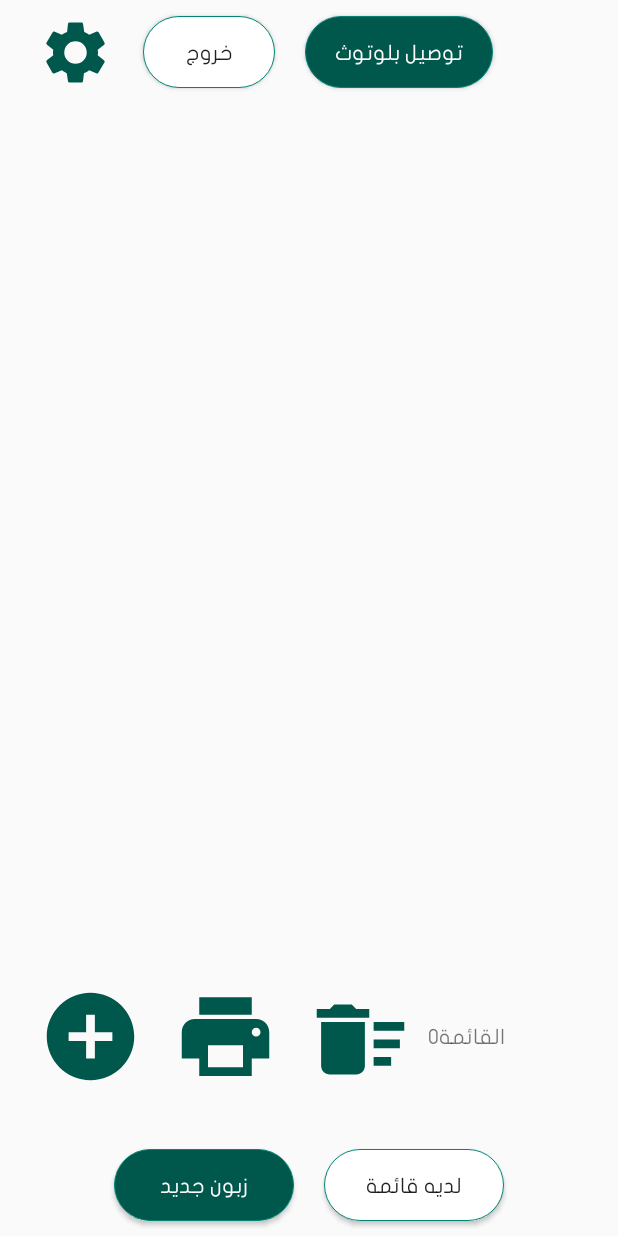
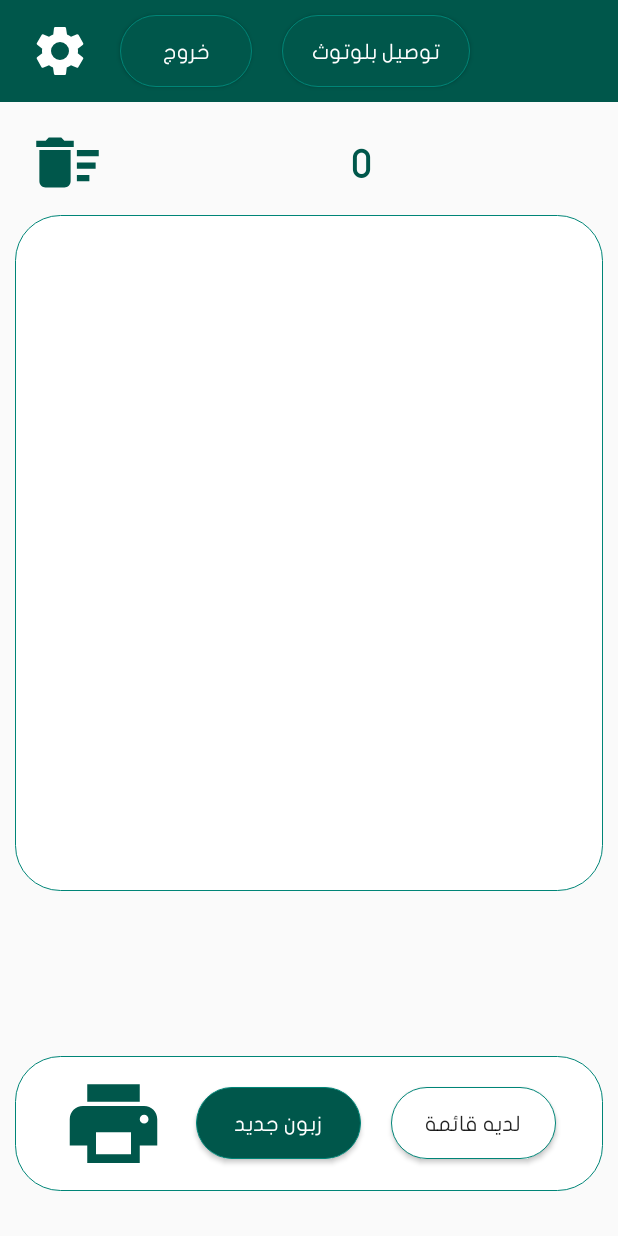
Before and after one commit to FatimaAli-k/SellApp, an Android app: the Main_Activity screen opened directly, with no data from a screen before it, on a phone screen of 412 x 824 dp. Run offline under Robolectric (Android 15) with nearby library versions, the phone set to English and light mode, and no system bars; our stand-ins replace Volley; 1 statement that could not run was skipped.

Commit message:
view chenged

```diff
--- a/app/src/main/AndroidManifest.xml
+++ b/app/src/main/AndroidManifest.xml
@@ -18,9 +18,9 @@
     <application
         android:name=".volley.AppController"
         android:allowBackup="true"
-        android:icon="@mipmap/ic_launcher"
-        android:label="@string/app_name"
-        android:roundIcon="@mipmap/ic_launcher_round"
+        android:icon="@drawable/icon"
+        android:label="@string/AppName2"
+        android:roundIcon="@drawable/icon"
         android:supportsRtl="true"
         android:theme="@style/AppTheme"
         android:usesCleartextTraffic="true">
--- a/app/src/main/java/turathalanbiaa/app/myapplication/blutooth/Main_Activity.java
+++ b/app/src/main/java/turathalanbiaa/app/myapplication/blutooth/Main_Activity.java
@@ -278,7 +278,7 @@
         if(session.isLoggedIn()) {
             String name = session.getshared("name");
             Toast.makeText(getApplicationContext(),
-                    "Signed in as : " + name,
+                    "اهلا بك : " + name,
                     Toast.LENGTH_LONG).show();
             session.createBarcode("");
         }
@@ -302,7 +302,7 @@
 
 
                 clearItemData();
-
+setAddVisibile();
 
             }
         });
@@ -520,7 +520,7 @@
             }
         }
 
-
+        setAddVisibile();
 
     }
 
@@ -531,6 +531,8 @@
         sellMenuId="";
         session.createBarcode("");
         adapter.notifyDataSetChanged();
+        setAddVisibile();
+
     }
 
     private boolean haveNetworkConnection() {
@@ -724,6 +726,8 @@
         };
 
         VolleySingleton.getInstance(this).addToRequestQueue(stringRequest);
+        setAddVisibile();
+
     }
 
 
@@ -793,6 +797,8 @@
 
         // Adding request to request queue
         AppController.getInstance().addToRequestQueue(req);
+        setAddVisibile();
+
     }
 
 //as soon as item is added
@@ -873,6 +879,7 @@
 
         // Adding request to request queue
         AppController.getInstance().addToRequestQueue(req);
+        setAddVisibile();
 
     }
 
@@ -934,6 +941,7 @@
 //                        menuItems.get(position).getF2(), Toast.LENGTH_SHORT).show();
 //            }
 //        }
+        setAddVisibile();
 
     }
 
@@ -948,6 +956,8 @@
             if(bool){
 
                 deleteSellMenuItem(menuItems.get(viewHolder.getAdapterPosition()).getId());
+                setAddVisibile();
+
             }
 
 
@@ -964,9 +974,21 @@
                 adapter.restoreItem(deletedItem, deletedIndex);
                 deleted=false;
             }
-
-        }
-    }
+            setAddVisibile();
+
+        }
+    }
+
+    private void setAddVisibile() {
+        if(menuIdTextView.getText().toString().equals("0"))
+        {
+            additem.setVisibility(View.INVISIBLE);
+        }else
+        {
+            additem.setVisibility(View.VISIBLE);
+        }
+    }
+
     //
     String barcode;
     String itemCode;
@@ -1001,6 +1023,7 @@
             }
         }
 
+        setAddVisibile();
 
 
         if (mService != null) {
@@ -1307,6 +1330,8 @@
                 e.printStackTrace();
             }
         }
+        setAddVisibile();
+
     }
 
     /*
@@ -1320,6 +1345,8 @@
             return;
         }
         mService.write(data);
+        setAddVisibile();
+
     }
 
     /****************************************************************************************************/
--- a/app/src/main/res/drawable/ic_settings_black_24dp.xml
+++ b/app/src/main/res/drawable/ic_settings_black_24dp.xml
@@ -1,5 +1,5 @@
-<vector android:height="24dp" android:tint="#00574B"
+<vector android:height="24dp" android:tint="#ffff"
     android:viewportHeight="24" android:viewportWidth="24"
     android:width="24dp" xmlns:android="http://schemas.android.com/apk/res/android">
-    <path android:fillColor="#FF000000" android:pathData="M19.1,12.9a2.8,2.8 0,0 0,0.1 -0.9,2.8 2.8,0 0,0 -0.1,-0.9l2.1,-1.6a0.7,0.7 0,0 0,0.1 -0.6L19.4,5.5a0.7,0.7 0,0 0,-0.6 -0.2l-2.4,1a6.5,6.5 0,0 0,-1.6 -0.9l-0.4,-2.6a0.5,0.5 0,0 0,-0.5 -0.4H10.1a0.5,0.5 0,0 0,-0.5 0.4L9.3,5.4a5.6,5.6 0,0 0,-1.7 0.9l-2.4,-1a0.4,0.4 0,0 0,-0.5 0.2l-2,3.4c-0.1,0.2 0,0.4 0.2,0.6l2,1.6a2.8,2.8 0,0 0,-0.1 0.9,2.8 2.8,0 0,0 0.1,0.9L2.8,14.5a0.7,0.7 0,0 0,-0.1 0.6l1.9,3.4a0.7,0.7 0,0 0,0.6 0.2l2.4,-1a6.5,6.5 0,0 0,1.6 0.9l0.4,2.6a0.5,0.5 0,0 0,0.5 0.4h3.8a0.5,0.5 0,0 0,0.5 -0.4l0.3,-2.6a5.6,5.6 0,0 0,1.7 -0.9l2.4,1a0.4,0.4 0,0 0,0.5 -0.2l2,-3.4c0.1,-0.2 0,-0.4 -0.2,-0.6ZM12,15.6A3.6,3.6 0,1 1,15.6 12,3.6 3.6,0 0,1 12,15.6Z"/>
+    <path android:fillColor="#ffff" android:pathData="M19.1,12.9a2.8,2.8 0,0 0,0.1 -0.9,2.8 2.8,0 0,0 -0.1,-0.9l2.1,-1.6a0.7,0.7 0,0 0,0.1 -0.6L19.4,5.5a0.7,0.7 0,0 0,-0.6 -0.2l-2.4,1a6.5,6.5 0,0 0,-1.6 -0.9l-0.4,-2.6a0.5,0.5 0,0 0,-0.5 -0.4H10.1a0.5,0.5 0,0 0,-0.5 0.4L9.3,5.4a5.6,5.6 0,0 0,-1.7 0.9l-2.4,-1a0.4,0.4 0,0 0,-0.5 0.2l-2,3.4c-0.1,0.2 0,0.4 0.2,0.6l2,1.6a2.8,2.8 0,0 0,-0.1 0.9,2.8 2.8,0 0,0 0.1,0.9L2.8,14.5a0.7,0.7 0,0 0,-0.1 0.6l1.9,3.4a0.7,0.7 0,0 0,0.6 0.2l2.4,-1a6.5,6.5 0,0 0,1.6 0.9l0.4,2.6a0.5,0.5 0,0 0,0.5 0.4h3.8a0.5,0.5 0,0 0,0.5 -0.4l0.3,-2.6a5.6,5.6 0,0 0,1.7 -0.9l2.4,1a0.4,0.4 0,0 0,0.5 -0.2l2,-3.4c0.1,-0.2 0,-0.4 -0.2,-0.6ZM12,15.6A3.6,3.6 0,1 1,15.6 12,3.6 3.6,0 0,1 12,15.6Z"/>
 </vector>
--- a/app/src/main/res/layout/main_activity.xml
+++ b/app/src/main/res/layout/main_activity.xml
@@ -5,18 +5,21 @@
     android:layout_width="match_parent"
     android:layout_height="match_parent"
     android:layout_gravity="center"
-    android:paddingStart="15dp"
-    android:paddingEnd="15dp"
+
+
 
     android:orientation="vertical">
     <LinearLayout
         android:layout_width="match_parent"
         android:layout_height="wrap_content"
+        android:paddingStart="10dp"
+        android:paddingEnd="10dp"
+        android:background="@color/colorPrimaryDark"
         android:orientation="horizontal">
         <Button
             android:id="@+id/btn_sitting"
-            android:layout_width="50dp"
-            android:layout_height="50dp"
+            android:layout_width="40dp"
+            android:layout_height="40dp"
             android:layout_margin="10dp"
             android:background="@drawable/ic_settings_black_24dp"
             android:fontFamily="@font/myfont"
@@ -27,7 +30,8 @@
             android:layout_width="wrap_content"
             android:layout_height="wrap_content"
             android:layout_margin="10dp"
-            android:background="@drawable/button_style"
+            android:textColor="#ffff"
+            android:background="@drawable/back_gradient"
             android:fontFamily="@font/myfont"
             android:text="خروج" />
         <Button
@@ -50,9 +54,52 @@
         android:layout_width="match_parent"
         android:layout_height="wrap_content"
 
-        android:orientation="vertical">
+        android:orientation="horizontal">
 
 
+
+        <LinearLayout
+            android:layout_width="match_parent"
+            android:layout_height="match_parent"
+android:layout_marginTop="15dp"
+            android:paddingStart="10dp"
+            android:paddingEnd="10dp"
+            android:orientation="horizontal">
+            <Button
+                android:id="@+id/button_clear"
+                android:layout_width="50dp"
+                android:layout_height="50dp"
+                android:layout_marginEnd="10dp"
+                android:layout_marginStart="10dp"
+
+                android:background="@drawable/ic_delete_sweep_black_24dp"
+                android:fontFamily="@font/myfont"
+                />
+            <TextView
+                android:id="@+id/textView_sellMenuId"
+                android:layout_width="match_parent"
+                android:layout_height="wrap_content"
+                android:fontFamily="@font/myfont"
+                android:textStyle="bold"
+                android:textSize="26sp"
+                android:textColor="@color/colorPrimaryDark"
+                android:layout_gravity="center"
+                android:text="0"
+                android:gravity="center" />
+            <TextView
+                android:id="@+id/textView2"
+                android:layout_width="match_parent"
+                android:layout_height="wrap_content"
+                android:layout_gravity="center"
+                android:textStyle="bold"
+                android:visibility="gone"
+                android:fontFamily="@font/myfont"
+                android:gravity="center"
+                android:text="رقم" />
+
+
+
+        </LinearLayout>
 
 
 
@@ -70,6 +117,8 @@
 
         <androidx.core.widget.NestedScrollView
             android:layout_width="match_parent"
+            android:paddingStart="10dp"
+            android:paddingEnd="10dp"
             android:layout_height="match_parent"
             android:fillViewport="true"
 
@@ -78,6 +127,9 @@
             <androidx.recyclerview.widget.RecyclerView
                 android:id="@+id/items_recycler_view"
                 android:layout_width="match_parent"
+                android:padding="20dp"
+android:layout_marginTop="10dp"
+                android:background="@drawable/button_style"
                 android:layout_height="wrap_content" />
         </androidx.core.widget.NestedScrollView>
 
@@ -87,10 +139,15 @@
     <LinearLayout
         android:layout_width="match_parent"
         android:layout_height="wrap_content"
+        android:paddingStart="10dp"
+        android:paddingEnd="10dp"
         android:orientation="vertical">
         <LinearLayout
             android:layout_width="match_parent"
-            android:layout_marginTop="20dp"
+
+            android:padding="10dp"
+            android:gravity="center"
+
             android:layout_height="match_parent"
             android:orientation="horizontal">
             <Button
@@ -98,13 +155,27 @@
                 android:layout_width="70dp"
                 android:layout_height="70dp"
                 android:layout_gravity="center"
-                android:layout_marginEnd="10dp"
-                android:layout_marginStart="10dp"
+                android:layout_marginEnd="20dp"
+                android:layout_marginStart="20dp"
                 android:fontFamily="@font/myfont"
                 android:background="@drawable/ic_add_circle_black_24dp"
                 >
 
             </Button>
+
+
+        </LinearLayout>
+
+
+        <LinearLayout
+            android:layout_width="match_parent"
+            android:layout_height="wrap_content"
+            android:layout_marginTop="20dp"
+            android:padding="10dp"
+            android:layout_marginBottom="30dp"
+            android:background="@drawable/button_style"
+            android:gravity="center"
+            android:orientation="horizontal">
             <Button
                 android:id="@+id/Send_Button"
                 android:layout_width="70dp"
@@ -120,52 +191,6 @@
                 android:textSize="17sp">
 
             </Button>
-            <Button
-                android:id="@+id/button_clear"
-                android:layout_width="70dp"
-                android:layout_height="70dp"
-                android:layout_marginEnd="10dp"
-                android:layout_marginStart="10dp"
-
-                android:background="@drawable/ic_delete_sweep_black_24dp"
-                android:fontFamily="@font/myfont"
-                />
-
-            <LinearLayout
-                android:layout_width="wrap_content"
-                android:layout_height="match_parent"
-
-                android:orientation="horizontal">
-                <TextView
-                    android:id="@+id/textView_sellMenuId"
-                    android:layout_width="wrap_content"
-                    android:layout_height="wrap_content"
-                    android:fontFamily="@font/myfont"
-                    android:layout_gravity="center"
-                    android:text="0"
-                    android:gravity="center" />
-                <TextView
-                    android:id="@+id/textView2"
-                    android:layout_width="match_parent"
-                    android:layout_height="wrap_content"
-                    android:layout_gravity="center"
-                    android:fontFamily="@font/myfont"
-                    android:gravity="center"
-                    android:text="القائمة" />
-
-
-            </LinearLayout>
-
-
-        </LinearLayout>
-
-
-        <LinearLayout
-            android:layout_width="match_parent"
-            android:layout_height="wrap_content"
-            android:layout_marginTop="30dp"
-            android:gravity="center"
-            android:orientation="horizontal">
 
 
             <Button
@@ -173,7 +198,7 @@
 
                 android:layout_height="wrap_content"
                 android:layout_margin="10dp"
-                android:layout_width="120dp"
+                android:layout_width="110dp"
                 android:textColor="#ffff"
                 android:fontFamily="@font/myfont"
                 android:background="@drawable/back_gradient"
@@ -183,7 +208,7 @@
 
             <Button
                 android:id="@+id/button_oldCustomer"
-                android:layout_width="120dp"
+                android:layout_width="110dp"
                 android:layout_height="wrap_content"
                 android:layout_margin="10dp"
 
--- a/app/src/main/res/layout/scan.xml
+++ b/app/src/main/res/layout/scan.xml
@@ -4,9 +4,7 @@
     xmlns:tools="http://schemas.android.com/tools"
     android:layout_width="match_parent"
     android:layout_height="match_parent"
-    tools:context=".ScanActivity
-
-">
+    tools:context=".ScanActivity">
 
     <fragment
         android:id="@+id/barcode_scanner"
--- a/app/src/main/res/values/strings.xml
+++ b/app/src/main/res/values/strings.xml
@@ -71,6 +71,7 @@
     </string>
     <string name="attachment_summary_off">Only download attachments when manually requested</string>
     <string name="s_sitting">اعدادات</string>
+    <string name="AppName2">مول 2 كنك</string>
 
 
     <!--    <string name="app_name">POSPrinter-BT</string>-->
```
Also changed, not shown: app/src/main/res/layout/recycler_view_item.xml (+41 -33 lines), app/src/main/res/drawable/icon.png (added).
